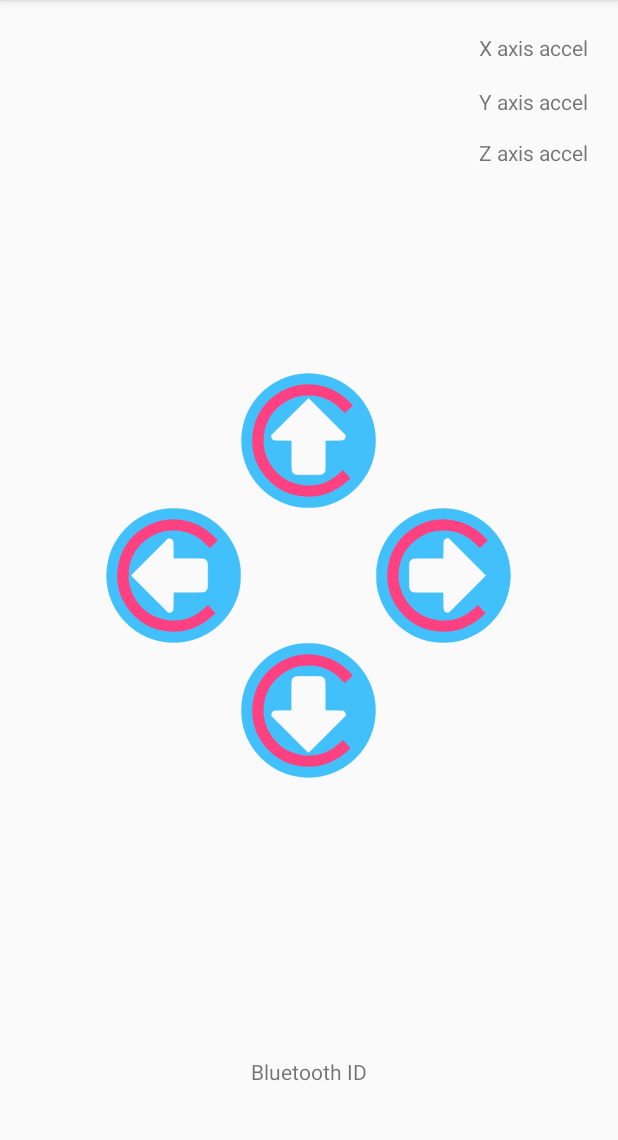
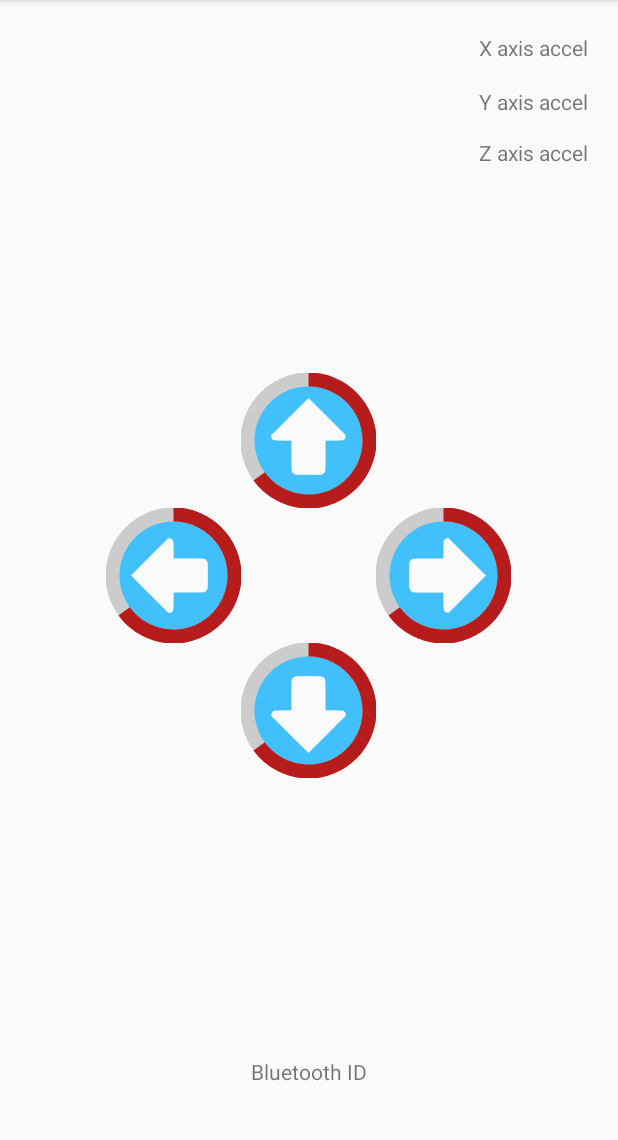
Before and after one commit to JustRobotics/JR-Bluetooth-Control, an Android app: the AccelerometerControl screen opened directly, with no data from a screen before it, on a phone screen of 412 x 824 dp, the part 84-1224 px from its top. Run offline under Robolectric (Android 15) with nearby library versions, the phone set to English and light mode, and no system bars.

Commit message:
Added accel UI features

```diff
--- a/app/src/main/java/in/justrobotics/jrbluetoothcontrol/AccelerometerControl.java
+++ b/app/src/main/java/in/justrobotics/jrbluetoothcontrol/AccelerometerControl.java
@@ -24,7 +24,7 @@ public class AccelerometerControl extends AppCompatActivity implements SensorEve
         setContentView(R.layout.activity_accelerometer_control);
         SM = (SensorManager)getSystemService(SENSOR_SERVICE);
         mySensor = SM.getDefaultSensor(Sensor.TYPE_ACCELEROMETER);
-        SM.registerListener(this, mySensor, SensorManager.SENSOR_DELAY_NORMAL);
+        SM.registerListener(this, mySensor, SensorManager.SENSOR_DELAY_UI);
         xText = (TextView)findViewById(R.id.textView1);
         yText = (TextView)findViewById(R.id.textView2);
         zText = (TextView)findViewById(R.id.textView3);
@@ -44,11 +44,31 @@ public class AccelerometerControl extends AppCompatActivity implements SensorEve
         float y=event.values[1]*16.67f;
         float z=event.values[2]*16.67f;
         int percentX = (int) x;
+        if (percentX<0){
+            rt.setProgress(Math.abs(percentX));
+            lt.setProgress(0);
+        }
+        else if (percentX>0){
+            lt.setProgress(Math.abs(percentX));
+            rt.setProgress(0);
+        }
+        else{
+            lt.setProgress(0);
+            rt.setProgress(0);
+        }
         int percentY = (int) y;
-        fd.setIndeterminate(false);
-        fd.setIndeterminate(false);
-        fd.setProgress(percentX);
-        rt.setProgress(percentY);
+        if (percentY<0){
+            fd.setProgress(Math.abs(percentY));
+            bk.setProgress(0);
+        }
+        else if (percentY>0){
+            bk.setProgress(Math.abs(percentY));
+            fd.setProgress(0);
+        }
+        else{
+            fd.setProgress(0);
+            bk.setProgress(0);
+        }
 
     }
 
--- /dev/null
+++ b/app/src/main/res/drawable/circle_shape.xml
@@ -0,0 +1,11 @@
+<?xml version="1.0" encoding="utf-8"?>
+<shape
+    xmlns:android="http://schemas.android.com/apk/res/android"
+    android:shape="ring"
+    android:innerRadiusRatio="2.5"
+    android:thickness="9dp"
+    android:useLevel="false">
+
+    <solid android:color="#CCC" />
+
+</shape>
--- /dev/null
+++ b/app/src/main/res/drawable/circular_progress_bar.xml
@@ -0,0 +1,18 @@
+<?xml version="1.0" encoding="utf-8"?>
+<rotate xmlns:android="http://schemas.android.com/apk/res/android"
+    android:fromDegrees="270"
+    android:toDegrees="270">
+    <shape
+        android:innerRadiusRatio="2.5"
+        android:shape="ring"
+        android:thickness="9dp"
+        android:useLevel="true"><!-- this line fixes the issue for lollipop api 21 -->
+
+        <gradient
+            android:angle="0"
+            android:endColor="#B71C1C"
+            android:startColor="#B71C1C"
+            android:type="sweep"
+            android:useLevel="false" />
+    </shape>
+</rotate>
--- a/app/src/main/res/layout/activity_accelerometer_control.xml
+++ b/app/src/main/res/layout/activity_accelerometer_control.xml
@@ -36,7 +36,6 @@
         android:layout_height="90dp"
         android:layout_centerVertical="true"
         android:layout_toEndOf="@+id/up"
-        android:layout_toRightOf="@+id/up"
         app:srcCompat="@drawable/right" />
 
     <TextView
@@ -48,7 +47,7 @@
         android:layout_marginBottom="44dp"
         android:text="Bluetooth ID" />
 
-    <ProgressBar
+    <!--    <ProgressBar
            android:id="@+id/right_magnitude"
            style="?android:attr/progressBarStyle"
            android:layout_width="90dp"
@@ -85,7 +84,62 @@
            android:layout_height="90dp"
            android:layout_below="@+id/left"
            android:layout_centerHorizontal="true"
-        android:indeterminate="false"/>
+           android:indeterminate="false"/> -->
+
+    <ProgressBar
+        android:id="@+id/up_magnitude"
+        style="?android:attr/progressBarStyleHorizontal"
+        android:layout_width="90dp"
+        android:layout_height="90dp"
+        android:layout_marginTop="28dp"
+        android:background="@drawable/circle_shape"
+        android:indeterminate="false"
+        android:max="100"
+        android:progress="65"
+        android:layout_above="@+id/left"
+        android:layout_centerHorizontal="true"
+        android:progressDrawable="@drawable/circular_progress_bar" />
+
+    <ProgressBar
+        android:id="@+id/down_magnitude"
+        style="?android:attr/progressBarStyleHorizontal"
+        android:layout_width="90dp"
+        android:layout_height="90dp"
+        android:background="@drawable/circle_shape"
+        android:indeterminate="false"
+        android:max="100"
+        android:progress="65"
+        android:layout_centerVertical="true"
+        android:layout_toEndOf="@+id/left_magnitude"
+        android:layout_below="@+id/left_magnitude"
+        android:progressDrawable="@drawable/circular_progress_bar" />
+
+    <ProgressBar
+        android:id="@+id/left_magnitude"
+        style="?android:attr/progressBarStyleHorizontal"
+        android:layout_width="90dp"
+        android:layout_height="90dp"
+        android:background="@drawable/circle_shape"
+        android:indeterminate="false"
+        android:max="100"
+        android:progress="65"
+        android:layout_toStartOf="@+id/up"
+        android:layout_below="@+id/up_magnitude"
+        android:progressDrawable="@drawable/circular_progress_bar" />
+
+    <ProgressBar
+        android:id="@+id/right_magnitude"
+        style="?android:attr/progressBarStyleHorizontal"
+        android:layout_width="90dp"
+        android:layout_height="90dp"
+        android:background="@drawable/circle_shape"
+        android:indeterminate="false"
+        android:max="100"
+        android:progress="65"
+        android:layout_centerVertical="true"
+        android:layout_toEndOf="@+id/up"
+        android:layout_toRightOf="@+id/up"
+        android:progressDrawable="@drawable/circular_progress_bar" />
 
        <TextView
            android:id="@+id/textView1"
```
Lines whose indentation alone changed are shown as unchanged.
